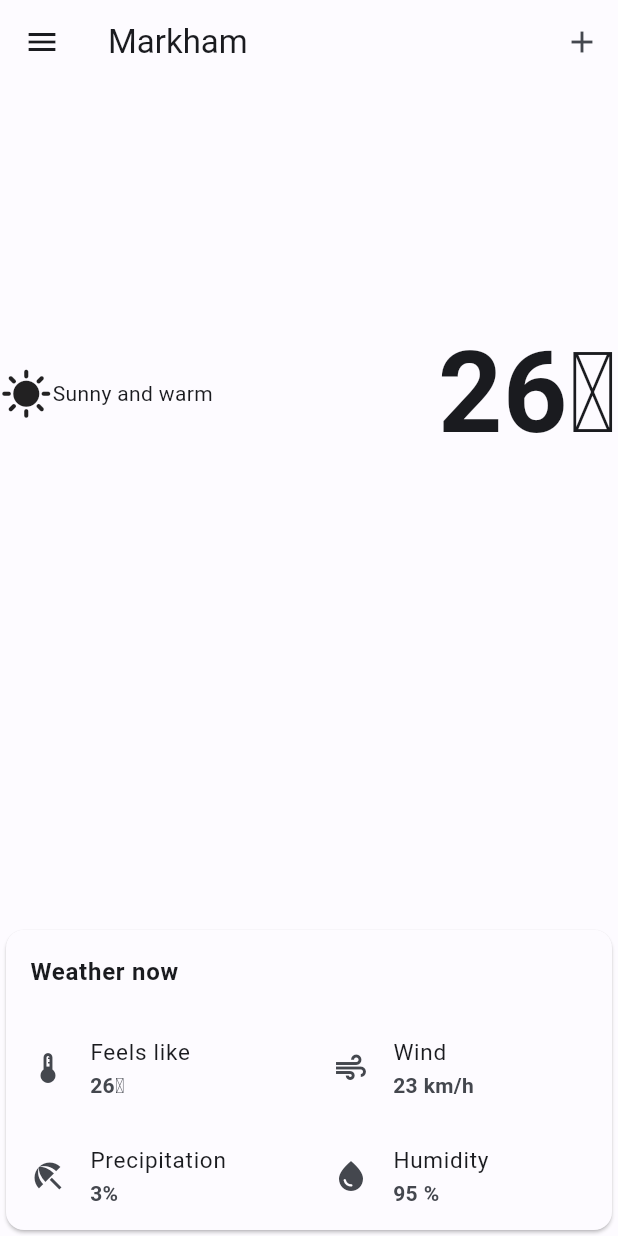
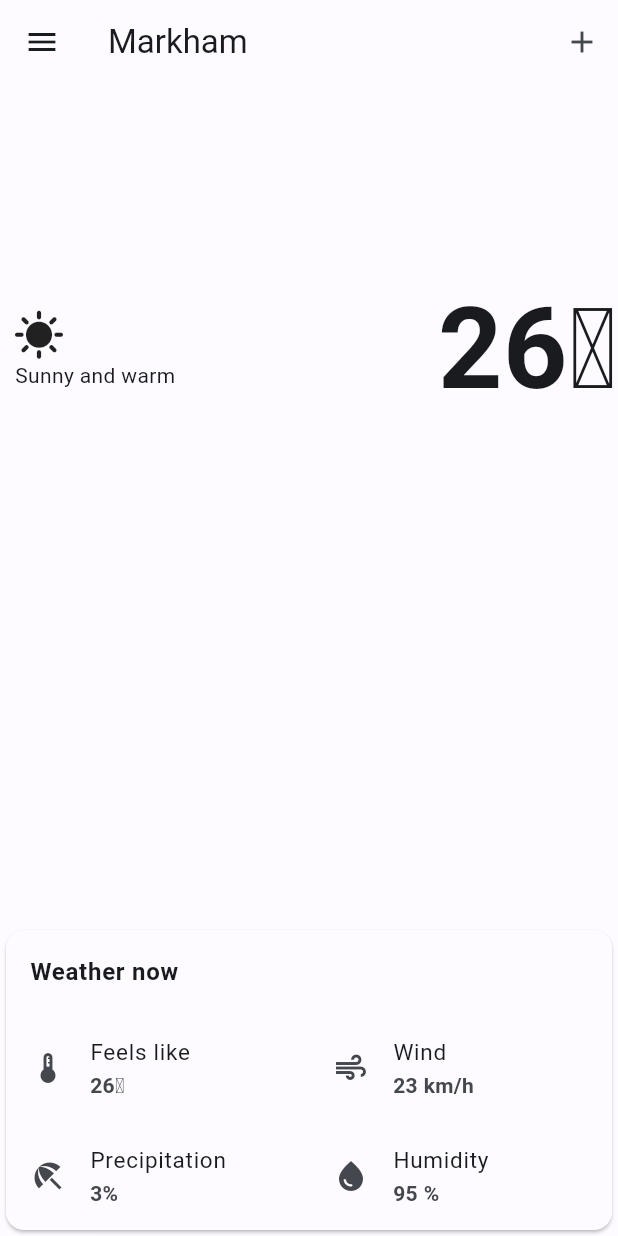
Before and after one commit to conrad-mo/weatherapp, a Flutter app: the screen it shows after launch, on a phone screen of 412 x 824 dp. Run offline on Flutter 3.47's test engine with Material 2 defaults, Android fonts, the light colour scheme and no system bars.

Commit message:
Finish UI revamp

```diff
--- a/lib/components/weathermain.dart
+++ b/lib/components/weathermain.dart
@@ -10,20 +10,30 @@ class WeatherMainContainer extends StatefulWidget {
 class _WeatherMainContainerState extends State<WeatherMainContainer> {
   @override
   Widget build(BuildContext context) {
+    double screenheight = MediaQuery.of(context).size.height * 0.4;
+    print(screenheight / 0.4);
     return Align(
         alignment: Alignment.topCenter,
         child: Padding(
-          padding: const EdgeInsets.only(bottom: 300),
+          padding: EdgeInsets.only(bottom: screenheight),
           child: Row(
             children: <Widget>[
-              const Icon(
-                Icons.sunny,
-                size: 35.0,
-                semanticLabel: 'Weather icon',
-              ),
-              const Positioned(
-                bottom: 1,
-                child: Text('Sunny and warm'),
+              const Column(
+                mainAxisAlignment: MainAxisAlignment.start,
+                children: <Widget>[
+                  Padding(
+                    padding: EdgeInsets.only(right: 65),
+                    child: Icon(
+                      Icons.sunny,
+                      size: 35.0,
+                      semanticLabel: 'Weather icon',
+                    ),
+                  ),
+                  Padding(
+                    padding: EdgeInsets.only(left: 10),
+                    child: Text('Sunny and warm'),
+                  ),
+                ],
               ),
               const Spacer(),
               Align(
```
